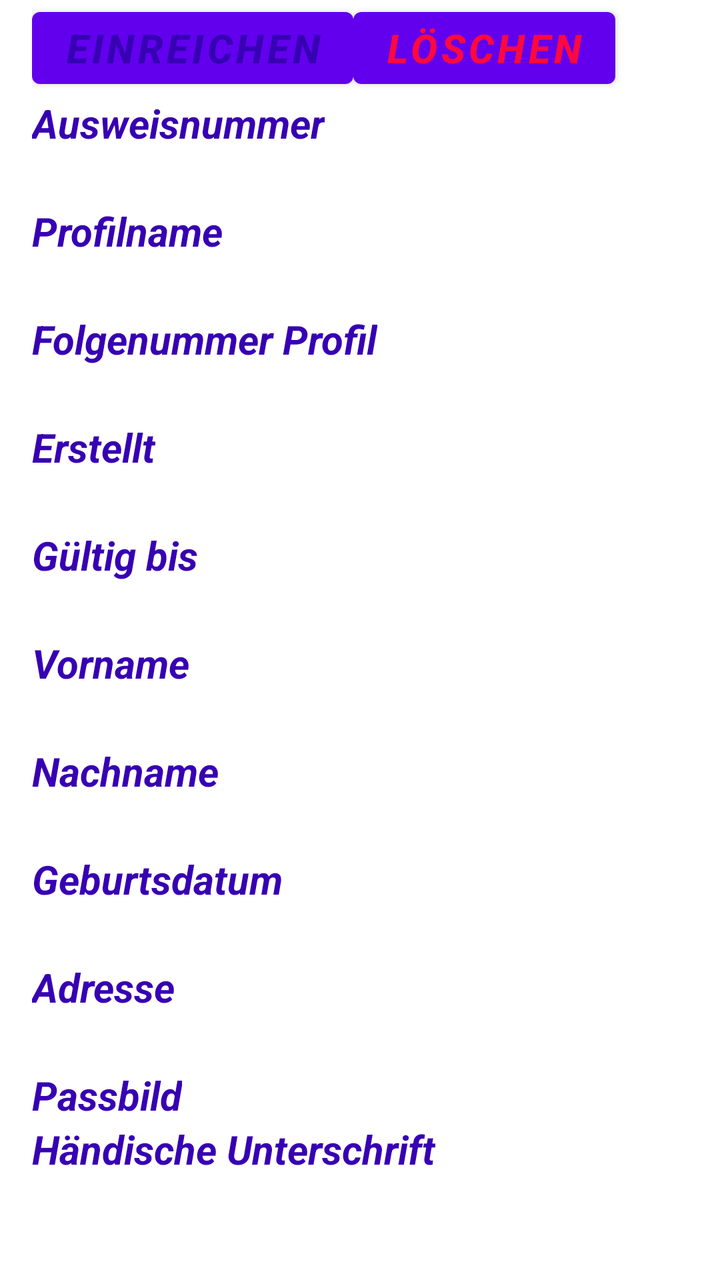
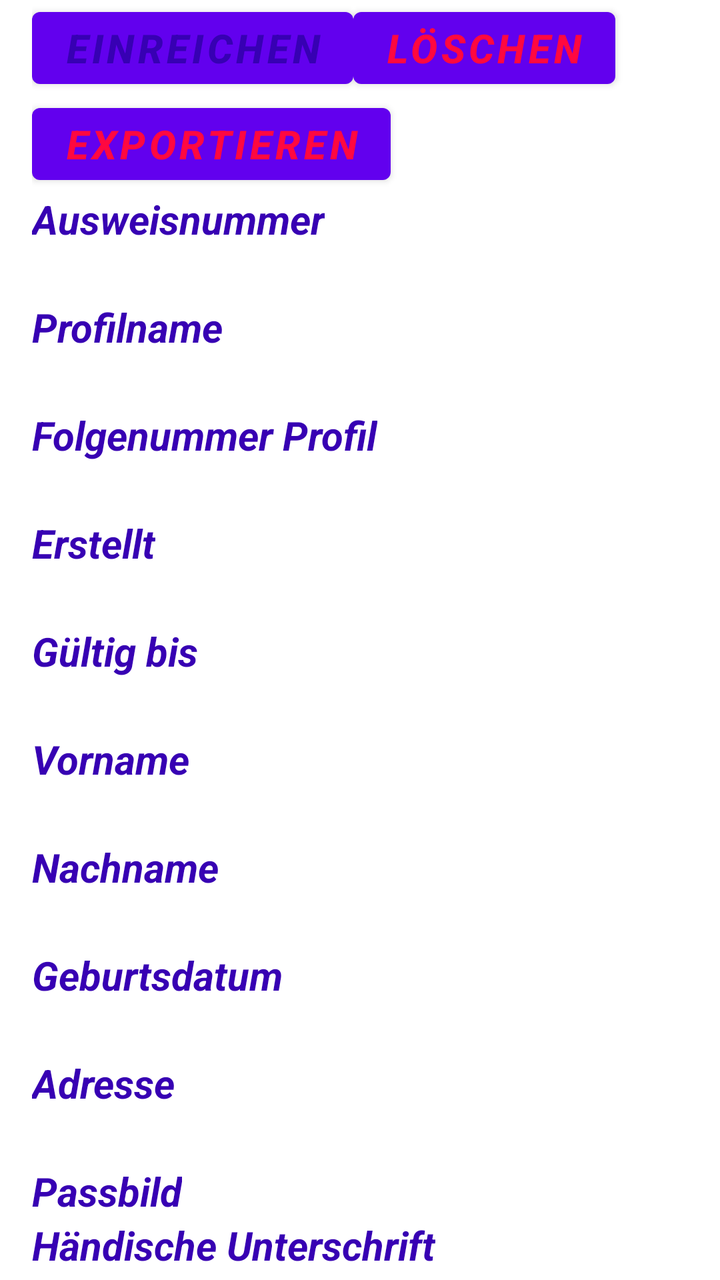

The first picture is an Android layout as it rendered before a commit; the second is the same layout after the commit. The layout source and the unified diff follow.
<!-- AndroidManifest.xml: application theme Theme.PommesfanIdentAndroid -->
<!-- res/layout/activity_personal_iddetails_view.xml -->
<?xml version="1.0" encoding="utf-8"?>
<ScrollView
        xmlns:android="http://schemas.android.com/apk/res/android"
        xmlns:tools="http://schemas.android.com/tools"
        android:id="@+id/personalIDdetailView"
        android:layout_width="match_parent"
        android:layout_height="match_parent"
        android:paddingLeft="16dp"
        android:paddingRight="16dp"
        android:orientation="vertical"
        tools:context=".PersonalIDdetailView">

    <LinearLayout android:layout_width="match_parent"
                  android:layout_height="match_parent"
                  android:orientation="vertical">
        <LinearLayout
                android:layout_width="match_parent"
                android:layout_height="match_parent"
                android:id="@+id/personal_id_attributes"
                android:orientation="vertical">
            <LinearLayout
                    android:layout_width="match_parent"
                    android:layout_height="match_parent"
                    android:orientation="horizontal">
                <Button
                        android:textSize="20sp"
                        android:layout_width="wrap_content"
                        android:layout_height="wrap_content"
                        android:textColor="@color/purple_700"
                        android:textStyle="bold|italic"
                        android:text="@string/einreichen"
                        android:id="@+id/btnHandIn"/>
                <Button
                        android:textSize="20sp"
                        android:layout_width="wrap_content"
                        android:layout_height="wrap_content"
                        android:textColor="#FF0840"
                        android:textStyle="bold|italic"
                        android:text="@string/l_schen"
                        android:id="@+id/btnDelete"/>
            </LinearLayout>
            <TextView
                    android:textSize="20sp"
                    android:layout_width="wrap_content"
                    android:layout_height="wrap_content"
                    android:textColor="@color/purple_700"
                    android:textStyle="bold|italic"
                    android:text="@string/ausweisnummer" />
            <TextView
                    android:textSize="20sp"
                    android:layout_width="wrap_content"
                    android:layout_height="wrap_content"
                    android:id="@+id/fieldIDnumber"/>
            <TextView
                    android:textSize="20sp"
                    android:layout_width="wrap_content"
                    android:layout_height="wrap_content"
                    android:textColor="@color/purple_700"
                    android:textStyle="bold|italic"
                    android:text="@string/profilname" />
            <TextView
                    android:textSize="20sp"
                    android:layout_width="wrap_content"
                    android:layout_height="wrap_content"
                    android:id="@+id/fieldprofileName"/>
            <TextView
                    android:textSize="20sp"
                    android:layout_width="wrap_content"
                    android:layout_height="wrap_content"
                    android:textColor="@color/purple_700"
                    android:textStyle="bold|italic"
                    android:text="Folgenummer Profil" />
            <TextView
                    android:textSize="20sp"
                    android:layout_width="wrap_content"
                    android:layout_height="wrap_content"
                    android:id="@+id/profile_sequence_number"/>
            <TextView
                    android:textSize="20sp"
                    android:layout_width="wrap_content"
                    android:layout_height="wrap_content"
                    android:textColor="@color/purple_700"
                    android:textStyle="bold|italic"
                    android:text="@string/erstellt" />
            <TextView
                    android:textSize="20sp"
                    android:layout_width="wrap_content"
                    android:layout_height="wrap_content"
                    android:id="@+id/created"/>
            <TextView
                    android:textSize="20sp"
                    android:layout_width="wrap_content"
                    android:layout_height="wrap_content"
                    android:textColor="@color/purple_700"
                    android:textStyle="bold|italic"
                    android:text="@string/g_ltig_bis" />
            <TextView
                    android:textSize="20sp"
                    android:layout_width="wrap_content"
                    android:layout_height="wrap_content"
                    android:id="@+id/valid_until"/>
            <TextView
                    android:textSize="20sp"
                    android:layout_width="wrap_content"
                    android:layout_height="wrap_content"
                    android:textColor="@color/purple_700"
                    android:textStyle="bold|italic"
                    android:text="@string/vorname" />
            <TextView
                    android:textSize="20sp"
                    android:layout_width="wrap_content"
                    android:layout_height="wrap_content"
                    android:id="@+id/fieldName"/>
            <TextView
                    android:textSize="20sp"
                    android:layout_width="wrap_content"
                    android:layout_height="wrap_content"
                    android:textColor="@color/purple_700"
                    android:textStyle="bold|italic"
                    android:text="@string/nachname" />
            <TextView
                    android:textSize="20sp"
                    android:layout_width="wrap_content"
                    android:layout_height="wrap_content"
                    android:id="@+id/fieldSurname"/>
            <TextView
                    android:textSize="20sp"
                    android:layout_width="wrap_content"
                    android:layout_height="wrap_content"
                    android:textColor="@color/purple_700"
                    android:textStyle="bold|italic"
                    android:text="@string/geburtsdatum" />
            <TextView
                    android:textSize="20sp"
                    android:layout_width="wrap_content"
                    android:layout_height="wrap_content"
                    android:id="@+id/fieldBirthdate"/>
            <TextView
                    android:textSize="20sp"
                    android:layout_width="wrap_content"
                    android:layout_height="wrap_content"
                    android:textColor="@color/purple_700"
                    android:textStyle="bold|italic"
                    android:text="@string/adresse" />
            <TextView
                    android:textSize="20sp"
                    android:layout_width="wrap_content"
                    android:layout_height="wrap_content"
                    android:id="@+id/fieldAdress"/>

        </LinearLayout>
        <TextView
                android:textSize="20sp"
                android:layout_width="wrap_content"
                android:layout_height="wrap_content"
                android:textColor="@color/purple_700"
                android:textStyle="bold|italic"
                android:text="@string/passbild" />

        <ImageView
                android:layout_width="match_parent"
                android:layout_height="match_parent"
                android:contentDescription=""
                android:id="@+id/viewPersonalImage"/>

        <TextView
                android:textSize="20sp"
                android:layout_width="wrap_content"
                android:layout_height="wrap_content"
                android:textColor="@color/purple_700"
                android:textStyle="bold|italic"
                android:text="@string/h_ndische_unterschrift"/>

        <ImageView
                android:layout_width="match_parent"
                android:layout_height="match_parent"
                android:contentDescription=""
                android:id="@+id/viewHandSignature"/>
    </LinearLayout>
</ScrollView>
<!-- resources referenced by this layout -->
<resources>
  <color name="purple_700">#FF3700B3</color>
  <string name="adresse">Adresse</string>
  <string name="ausweisnummer">Ausweisnummer</string>
  <string name="einreichen">Einreichen</string>
  <string name="erstellt">Erstellt</string>
  <string name="g_ltig_bis">Gültig bis</string>
  <string name="geburtsdatum">Geburtsdatum</string>
  <string name="h_ndische_unterschrift">Händische Unterschrift</string>
  <string name="l_schen">Löschen</string>
  <string name="nachname">Nachname</string>
  <string name="passbild">Passbild</string>
  <string name="profilname">Profilname</string>
  <string name="vorname">Vorname</string>
  <style name="Theme.PommesfanIdentAndroid" parent="Theme.MaterialComponents.DayNight.NoActionBar">
          
          <item name="colorPrimary">@color/purple_500</item>
          <item name="colorPrimaryVariant">@color/purple_700</item>
          <item name="colorOnPrimary">@color/white</item>
          
          <item name="colorSecondary">@color/teal_200</item>
          <item name="colorSecondaryVariant">@color/teal_700</item>
          <item name="colorOnSecondary">@color/black</item>
          
          <item name="android:statusBarColor">?attr/colorPrimaryVariant</item>
          
      </style>
  <color name="purple_500">#FF6200EE</color>
  <color name="white">#FFFFFFFF</color>
  <color name="teal_200">#FF03DAC5</color>
  <color name="teal_700">#FF018786</color>
  <color name="black">#FF000000</color>
</resources>

<!-- the commit's change to res/layout/activity_personal_iddetails_view.xml (unified diff, before → after) -->
@@ -39,6 +39,14 @@
                         android:text="@string/l_schen"
                         android:id="@+id/btnDelete"/>
             </LinearLayout>
+            <Button
+                    android:textSize="20sp"
+                    android:layout_width="wrap_content"
+                    android:layout_height="wrap_content"
+                    android:textColor="#FF0840"
+                    android:textStyle="bold|italic"
+                    android:text="@string/exportieren"
+                    android:id="@+id/btnExportID"/>
             <TextView
                     android:textSize="20sp"
                     android:layout_width="wrap_content"
<!-- resource entries referenced after the edit -->
@@ -5,6 +5,7 @@
   <string name="ausweisnummer">Ausweisnummer</string>
   <string name="einreichen">Einreichen</string>
   <string name="erstellt">Erstellt</string>
+  <string name="exportieren">Exportieren</string>
   <string name="g_ltig_bis">Gültig bis</string>
   <string name="geburtsdatum">Geburtsdatum</string>
   <string name="h_ndische_unterschrift">Händische Unterschrift</string>
